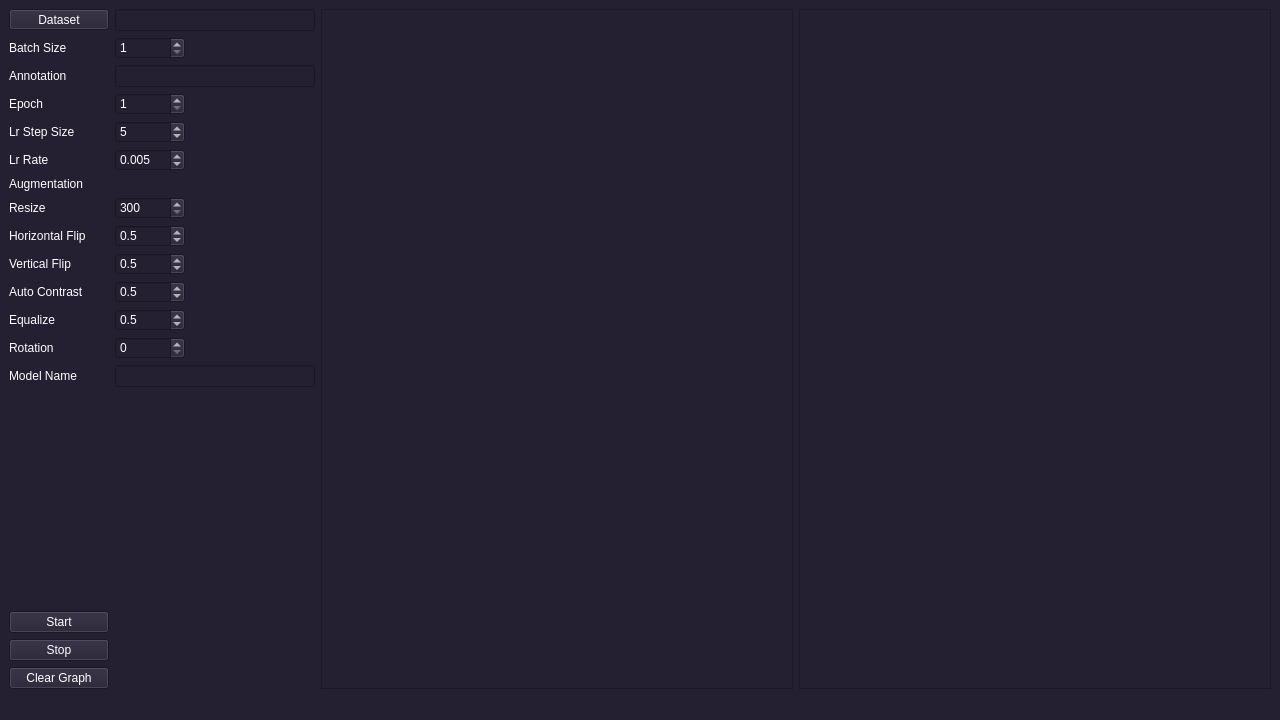
Qt form src/view/learningwindow.ui (rajkane/ximea-project) before a commit.
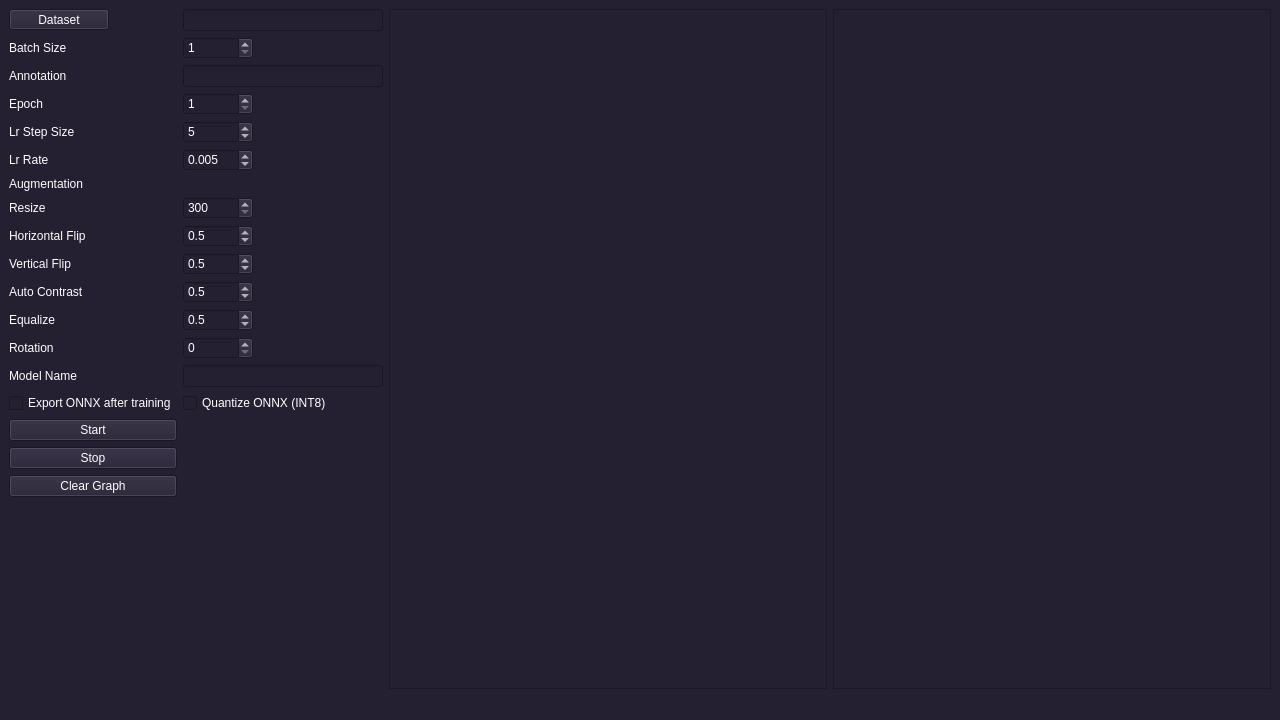
The same form after that commit. Custom widgets are drawn as their Qt base class.

Commit message: implement onnx streaming

```diff
--- a/src/view/learningwindow.ui
+++ b/src/view/learningwindow.ui
@@ -311,23 +311,63 @@
       </item>
       <item row="14" column="0">
        <widget class="QLabel" name="lbl_model_name">
-        <property name="sizePolicy">
-         <sizepolicy hsizetype="Fixed" vsizetype="Preferred">
-          <horstretch>0</horstretch>
-          <verstretch>0</verstretch>
-         </sizepolicy>
-        </property>
-        <property name="minimumSize">
-         <size>
-          <width>100</width>
-          <height>0</height>
-         </size>
-        </property>
         <property name="text">
          <string>Model Name</string>
         </property>
        </widget>
       </item>
+      <item row="14" column="1">
+       <widget class="QLineEdit" name="le_model_name">
+        <property name="sizePolicy">
+         <sizepolicy hsizetype="Preferred" vsizetype="Fixed">
+          <horstretch>0</horstretch>
+          <verstretch>0</verstretch>
+         </sizepolicy>
+        </property>
+        <property name="minimumSize">
+         <size>
+          <width>200</width>
+          <height>0</height>
+         </size>
+        </property>
+       </widget>
+      </item>
+      <item row="15" column="0">
+       <widget class="QCheckBox" name="cb_export_onnx">
+        <property name="text">
+         <string>Export ONNX after training</string>
+        </property>
+        <property name="checked">
+         <bool>false</bool>
+        </property>
+       </widget>
+      </item>
+      <item row="15" column="1">
+       <widget class="QCheckBox" name="cb_quantize_int8">
+        <property name="text">
+         <string>Quantize ONNX (INT8)</string>
+        </property>
+        <property name="enabled">
+         <bool>false</bool>
+        </property>
+        <property name="checked">
+         <bool>false</bool>
+        </property>
+       </widget>
+      </item>
+      <item row="19" column="1">
+       <spacer name="verticalSpacer">
+        <property name="orientation">
+         <enum>Qt::Orientation::Vertical</enum>
+        </property>
+        <property name="sizeHint" stdset="0">
+         <size>
+          <width>20</width>
+          <height>40</height>
+         </size>
+        </property>
+       </spacer>
+      </item>
       <item row="0" column="0">
        <widget class="QToolButton" name="tbtn_dataset">
         <property name="sizePolicy">
@@ -413,19 +453,6 @@
         </property>
        </widget>
       </item>
-      <item row="15" column="1">
-       <spacer name="verticalSpacer">
-        <property name="orientation">
-         <enum>Qt::Orientation::Vertical</enum>
-        </property>
-        <property name="sizeHint" stdset="0">
-         <size>
-          <width>20</width>
-          <height>40</height>
-         </size>
-        </property>
-       </spacer>
-      </item>
       <item row="13" column="1">
        <widget class="QSpinBox" name="sb_rotation">
         <property name="sizePolicy">
```
The commit also changes 11 other files.
